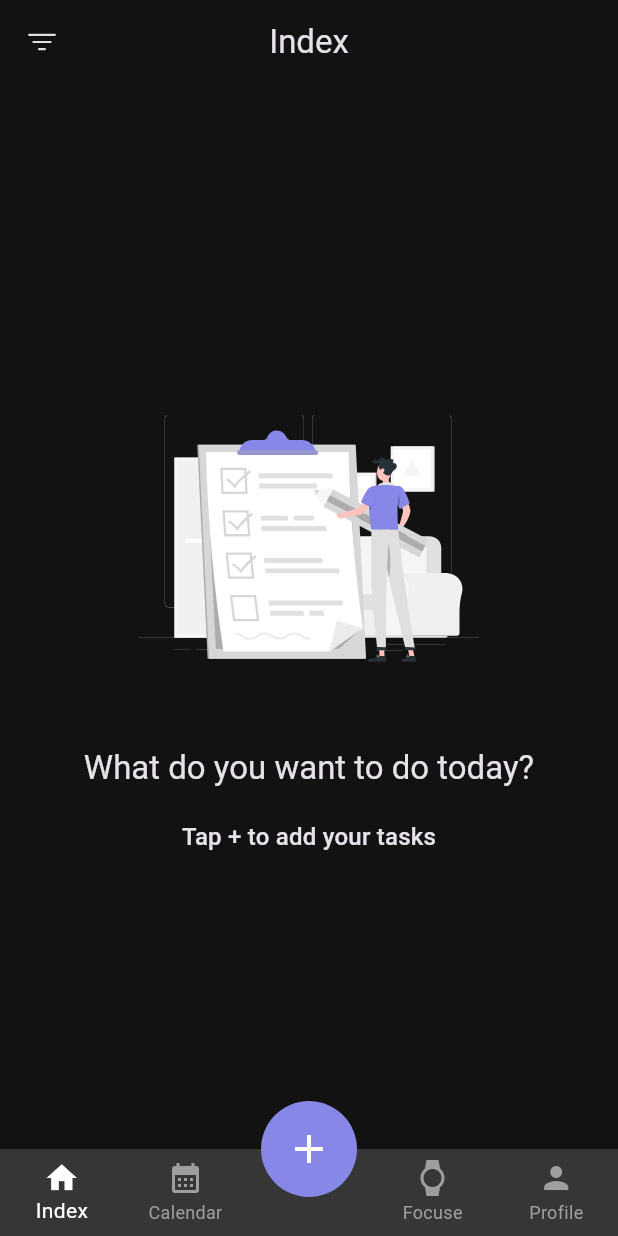
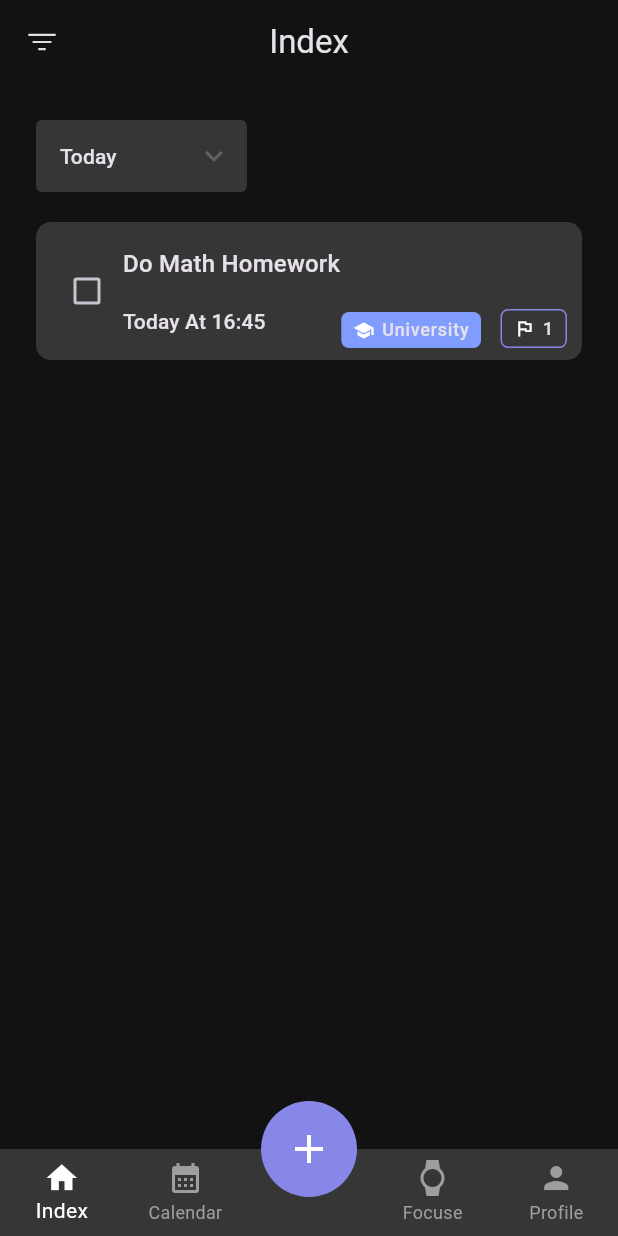
Before and after one commit to Sanjarbek17/really_simple_todolist_app, a Flutter app: the screen it shows after launch, on a phone screen of 412 x 824 dp. Run offline on Flutter 3.47's test engine with Material 3 defaults, Android fonts, the phone set to English and light mode, and no system bars; drawn by our look-alikes of dropdown_button2; our stand-ins replace flutter_svg.

Commit message:
custom card created

```diff
--- a/lib/core/theme/custom_colors.dart
+++ b/lib/core/theme/custom_colors.dart
@@ -3,5 +3,10 @@ import 'package:flutter/material.dart';
 class CustomColors {
   static const Color primaryColor = Color(0xFF121212);
   static const Color secondaryColor = Color(0xFF363636);
+  static const Color greyBg = Color(0xffE7E7E7);
+  static const Color text = Color(0xff2F2F2F);
+
+  // Colors
   static const Color purple = Color(0xff8687E7);
+  static const Color blue = Color(0xff809CFF);
 }
--- a/lib/pages/home_screen.dart
+++ b/lib/pages/home_screen.dart
@@ -1,6 +1,8 @@
 import 'package:flutter/material.dart';
 import 'package:flutter_svg/svg.dart';
 import 'package:really_simple_todolist_app/core/extension/build_context_extension.dart';
+import 'package:really_simple_todolist_app/widgets/custom_card_widget.dart';
+import 'package:really_simple_todolist_app/widgets/custom_dropdown_button.dart';
 import 'package:really_simple_todolist_app/gen/assets.gen.dart';
 
 class HomeScreen extends StatefulWidget {
@@ -11,7 +13,23 @@ class HomeScreen extends StatefulWidget {
 }
 
 class _HomeScreenState extends State<HomeScreen> {
-  bool isHave = false;
+  bool isHave = true;
+
+  String dropdownValue = 'Today';
+
+  List<List<String>> items = [
+    ['Today', 'Today'],
+    ['Tomorrow', 'Tomorrow'],
+    ['Next 7 days', 'Next 7 days'],
+    ['Custom', 'Custom'],
+  ];
+
+  void onChanged(String? value) {
+    setState(() {
+      dropdownValue = value!;
+    });
+  }
+
   @override
   Widget build(BuildContext context) {
     return Scaffold(
@@ -23,7 +41,26 @@ class _HomeScreenState extends State<HomeScreen> {
         ),
         title: Text('Index', style: context.tl),
       ),
-      body: Column(
+      body: isHave
+          ? Padding(
+              padding: const EdgeInsets.all(24.0),
+              child: Column(
+                children: [
+                  Row(
+                    children: [
+                      CustomDropdownButton(
+                        dropdownValue: dropdownValue,
+                        items: items,
+                        onChanged: onChanged,
+                      )
+                    ],
+                  ),
+                  const SizedBox(height: 20),
+                  const CustomCardWidget()
+                ],
+              ),
+            )
+          : Column(
               mainAxisAlignment: MainAxisAlignment.center,
               children: [
                 Center(
--- /dev/null
+++ b/lib/widgets/custom_card_widget.dart
@@ -0,0 +1,72 @@
+import 'package:flutter/material.dart';
+import 'package:really_simple_todolist_app/core/extension/build_context_extension.dart';
+import 'package:really_simple_todolist_app/core/theme/custom_colors.dart';
+
+class CustomCardWidget extends StatelessWidget {
+  const CustomCardWidget({
+    super.key,
+  });
+
+  @override
+  Widget build(BuildContext context) {
+    return Container(
+      padding: const EdgeInsets.symmetric(horizontal: 10.0, vertical: 8.0),
+      decoration: BoxDecoration(
+        color: CustomColors.secondaryColor,
+        borderRadius: BorderRadius.circular(10),
+      ),
+      child: Row(
+        children: [
+          // TODO: Make this circle
+          Checkbox(
+            value: false,
+            onChanged: (value) {},
+          ),
+          Column(
+            crossAxisAlignment: CrossAxisAlignment.start,
+            children: [
+              Text('Do Math Homework', style: context.tm),
+              const SizedBox(height: 16),
+              Text('Today At 16:45', style: context.ts),
+            ],
+          ),
+          const Spacer(),
+          Column(
+            mainAxisAlignment: MainAxisAlignment.end,
+            children: [
+              const SizedBox(height: 50),
+              Row(
+                crossAxisAlignment: CrossAxisAlignment.end,
+                children: [
+                  Container(
+                    padding: const EdgeInsets.symmetric(horizontal: 8, vertical: 4),
+                    decoration: BoxDecoration(color: CustomColors.blue, borderRadius: BorderRadius.circular(5)),
+                    child: Row(
+                      children: [
+                        const Icon(Icons.school, size: 14),
+                        const SizedBox(width: 5),
+                        Text('University', style: context.lm),
+                      ],
+                    ),
+                  ),
+                  const SizedBox(width: 13),
+                  Container(
+                    padding: const EdgeInsets.symmetric(horizontal: 8, vertical: 4),
+                    decoration: BoxDecoration(border: Border.all(color: CustomColors.purple), borderRadius: BorderRadius.circular(5)),
+                    child: Row(
+                      children: [
+                        const Icon(Icons.flag_outlined, size: 14),
+                        const SizedBox(width: 5),
+                        Text('1', style: context.lm),
+                      ],
+                    ),
+                  )
+                ],
+              )
+            ],
+          )
+        ],
+      ),
+    );
+  }
+}
--- /dev/null
+++ b/lib/widgets/custom_dropdown_button.dart
@@ -0,0 +1,62 @@
+import 'package:dropdown_button2/dropdown_button2.dart';
+import 'package:flutter/material.dart';
+import 'package:really_simple_todolist_app/core/extension/build_context_extension.dart';
+import 'package:really_simple_todolist_app/core/theme/custom_colors.dart';
+
+class CustomDropdownButton extends StatelessWidget {
+  final String dropdownValue;
+  final Function(String?)? onChanged;
+  final List<List<String>> items;
+  const CustomDropdownButton({
+    super.key,
+    required this.dropdownValue,
+    this.onChanged,
+    required this.items,
+  });
+
+  @override
+  Widget build(BuildContext context) {
+    return DropdownButtonHideUnderline(
+      child: DropdownButton2<String>(
+        iconStyleData: const IconStyleData(
+          icon: Padding(
+            padding: EdgeInsets.only(right: 10.0),
+            child: Icon(Icons.keyboard_arrow_down),
+          ),
+          openMenuIcon: Padding(
+            padding: EdgeInsets.only(right: 10.0),
+            child: Icon(Icons.keyboard_arrow_up),
+          ),
+        ),
+        value: dropdownValue,
+        onChanged: onChanged,
+        items: items.map((List<String> value) {
+          return DropdownMenuItem<String>(
+            value: value.first,
+            child: Text(
+              value.last,
+              style: context.ll,
+            ),
+          );
+        }).toList(),
+        buttonStyleData: ButtonStyleData(
+          // width: 60,
+          padding: EdgeInsets.zero,
+          decoration: BoxDecoration(
+            borderRadius: BorderRadius.circular(4),
+            color: CustomColors.secondaryColor,
+          ),
+        ),
+        dropdownStyleData: const DropdownStyleData(
+          decoration: BoxDecoration(
+            borderRadius: BorderRadius.all(Radius.circular(10)),
+            color: CustomColors.secondaryColor,
+          ),
+          elevation: 5,
+          padding: EdgeInsets.zero,
+          offset: Offset(0, -10),
+        ),
+      ),
+    );
+  }
+}
--- a/pubspec.yaml
+++ b/pubspec.yaml
@@ -37,6 +37,7 @@ dependencies:
   cupertino_icons: ^1.0.8
   provider: ^6.1.2
   flutter_svg: ^2.0.13
+  dropdown_button2: ^2.3.9
 
 
 dev_dependencies:
```
Also changed, not shown: pubspec.lock. Lines whose indentation alone changed are shown as unchanged.
